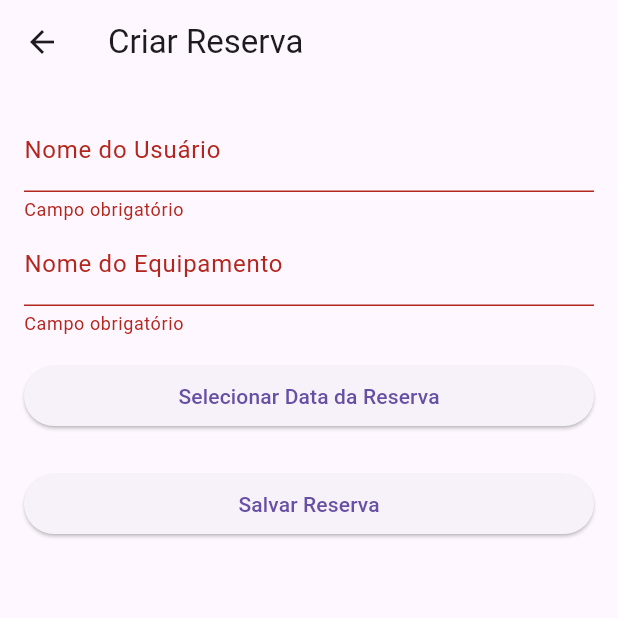
After one commit to Davii-code/reservation_equipments, a Flutter app: the ReservationCreatePage screen opened directly, after a tap on "Salvar Reserva", on a phone screen of 412 x 824 dp, the top half of it. The commit adds this screen. Run offline on Flutter 3.47's test engine with Material 3 defaults, Android fonts, the phone set to English and light mode, and no system bars; our stand-ins replace dio, flutter_riverpod, go_router; network calls fail.

Commit message:
criação da reserva

```diff
--- /dev/null
+++ b/lib/data/models/reservation_model.dart
@@ -0,0 +1,39 @@
+class Reservation {
+  final int id;
+  final String user;           // Nome do usuário que fez a reserva
+  final String equipment;      // Nome do equipamento reservado
+  final String date;           // Data da reserva (formato String por simplicidade)
+
+  Reservation({
+    required this.id,
+    required this.user,
+    required this.equipment,
+    required this.date,
+  });
+
+  // Getter para compatibilidade com a interface de listagem
+  String get userName => user;
+
+  // Getter para compatibilidade com a interface de listagem
+  String get equipmentName => equipment;
+
+  // Método para converter de JSON para Reservation
+  factory Reservation.fromJson(Map<String, dynamic> json) {
+    return Reservation(
+      id: json['id'] as int,
+      user: json['user'] as String,
+      equipment: json['equipment'] as String,
+      date: json['date'] as String,
+    );
+  }
+
+  // Método para converter Reservation para JSON
+  Map<String, dynamic> toJson() {
+    return {
+      'id': id,
+      'user': user,
+      'equipment': equipment,
+      'date': date,
+    };
+  }
+}
--- a/lib/data/services/api_service.dart
+++ b/lib/data/services/api_service.dart
@@ -1,6 +1,7 @@
 import 'package:dio/dio.dart';
 import '../../core/constants.dart';
 import '../models/equipment_model.dart';
+import '../models/reservation_model.dart';
 
 class ApiService {
   final Dio _dio;
@@ -46,4 +47,35 @@ class ApiService {
   Future<void> deleteEquipment(int id) async {
     await _dio.delete('equipment/$id');
   }
+
+  Future<List<Reservation>> fetchReservations({int page = 1, int limit = 20}) async {
+    final uri = '${_dio.options.baseUrl}reservation?page=$page&limit=$limit';
+    print('🔍 Fetching reservations from: $uri');
+    final response = await _dio.get(
+      'reservation',
+      queryParameters: {'page': page, 'limit': limit},
+    );
+    final data = response.data as List;
+    return data.map((json) => Reservation.fromJson(json)).toList();
+  }
+
+  Future<Reservation> createReservation(Reservation reservation) async {
+    final response = await _dio.post(
+      'reservation',
+      data: reservation.toJson(),
+    );
+    return Reservation.fromJson(response.data);
+  }
+
+  Future<Reservation> updateReservation(Reservation reservation) async {
+    final response = await _dio.put(
+      'reservation/${reservation.id}',
+      data: reservation.toJson(),
+    );
+    return Reservation.fromJson(response.data);
+  }
+
+  Future<void> deleteReservation(int id) async {
+    await _dio.delete('reservation/$id');
+  }
 }
--- /dev/null
+++ b/lib/modules/reservation/page/reservation_create_page.dart
@@ -0,0 +1,91 @@
+import 'package:flutter/material.dart';
+import 'package:flutter_riverpod/flutter_riverpod.dart';
+import 'package:intl/intl.dart';
+import '../../../data/models/reservation_model.dart';
+import '../controllers/reservation_controller.dart';
+
+class ReservationCreatePage extends ConsumerStatefulWidget {
+  const ReservationCreatePage({Key? key}) : super(key: key);
+
+  @override
+  ConsumerState<ReservationCreatePage> createState() => _ReservationCreatePageState();
+}
+
+class _ReservationCreatePageState extends ConsumerState<ReservationCreatePage> {
+  final _formKey = GlobalKey<FormState>();
+  final TextEditingController _userController = TextEditingController();
+  final TextEditingController _equipmentController = TextEditingController();
+  DateTime? _selectedDate;
+
+  @override
+  void dispose() {
+    _userController.dispose();
+    _equipmentController.dispose();
+    super.dispose();
+  }
+
+  Future<void> _onSubmit() async {
+    if (_formKey.currentState?.validate() ?? false && _selectedDate != null) {
+      final newReservation = Reservation(
+        id: 0, // ou -1 se o ID for gerado no backend
+        user: _userController.text,
+        equipment: _equipmentController.text,
+        date: DateFormat('dd/MM/yyyy').format(_selectedDate!),
+      );
+
+      await ref.read(reservationsNotifierProvider.notifier).addReservation(newReservation);
+      if (mounted) Navigator.pop(context);
+    }
+  }
+
+  @override
+  Widget build(BuildContext context) {
+    return Scaffold(
+      appBar: AppBar(title: const Text('Criar Reserva')),
+      body: Padding(
+        padding: const EdgeInsets.all(16),
+        child: Form(
+          key: _formKey,
+          child: ListView(
+            children: [
+              TextFormField(
+                controller: _userController,
+                decoration: const InputDecoration(labelText: 'Nome do Usuário'),
+                validator: (v) => v == null || v.isEmpty ? 'Campo obrigatório' : null,
+              ),
+              TextFormField(
+                controller: _equipmentController,
+                decoration: const InputDecoration(labelText: 'Nome do Equipamento'),
+                validator: (v) => v == null || v.isEmpty ? 'Campo obrigatório' : null,
+              ),
+              const SizedBox(height: 16),
+              ElevatedButton(
+                onPressed: () async {
+                  final picked = await showDatePicker(
+                    context: context,
+                    initialDate: DateTime.now(),
+                    firstDate: DateTime(2020),
+                    lastDate: DateTime(2030),
+                  );
+                  if (picked != null) {
+                    setState(() {
+                      _selectedDate = picked;
+                    });
+                  }
+                },
+                child: Text(_selectedDate == null
+                    ? 'Selecionar Data da Reserva'
+                    : 'Data: ${DateFormat('dd/MM/yyyy').format(_selectedDate!)}'),
+              ),
+              const SizedBox(height: 24),
+              ElevatedButton(
+                onPressed: _onSubmit,
+                child: const Text('Salvar Reserva'),
+              ),
+            ],
+          ),
+        ),
+      ),
+    );
+  }
+}
--- a/pubspec.yaml
+++ b/pubspec.yaml
@@ -36,6 +36,7 @@ dependencies:
   flutter_riverpod: ^2.0.0
   go_router: ^7.0.1
   routefly: ^3.1.3
+  intl: ^0.18.1 # ou a versão mais recente estável
 
   # The following adds the Cupertino Icons font to your application.
   # Use with the CupertinoIcons class for iOS style icons.
```
Also changed, not shown: lib/core/routes.dart (+23 -0 lines), lib/modules/home/page/home_page.dart (+35 -5 lines), lib/modules/reservation/controllers/reservation_controller.dart (added, +90 -0 lines), lib/modules/reservation/page/reservation_edit_page.dart (added, +102 -0 lines), lib/modules/reservation/page/reservation_list_page.dart (added, +117 -0 lines), pubspec.lock.
